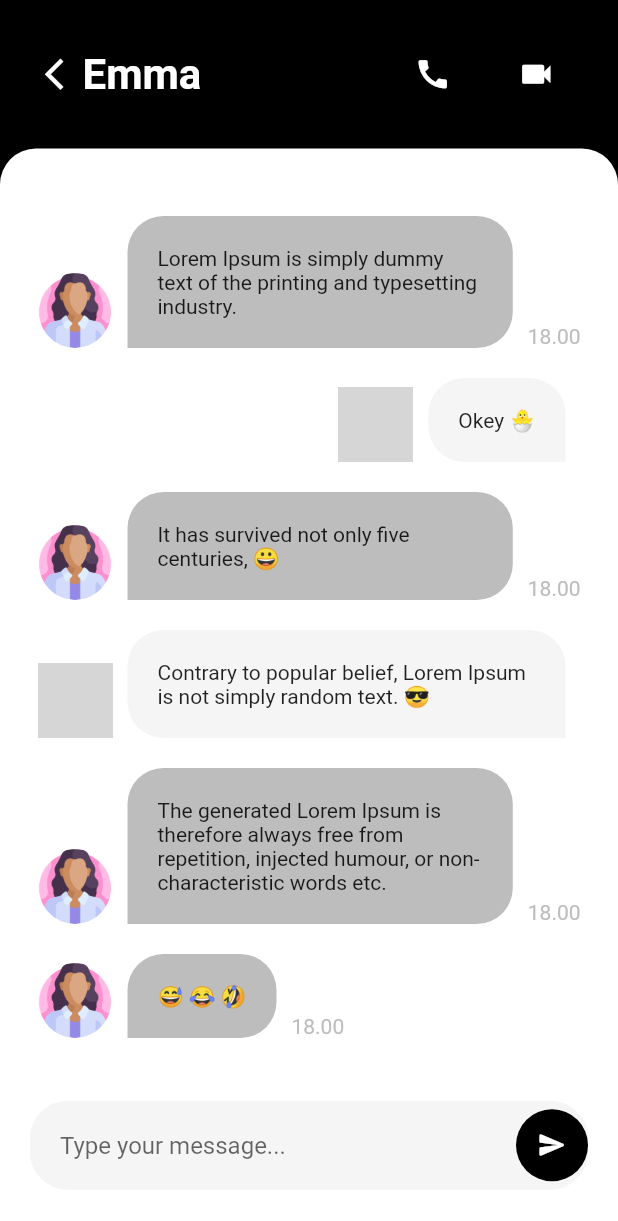
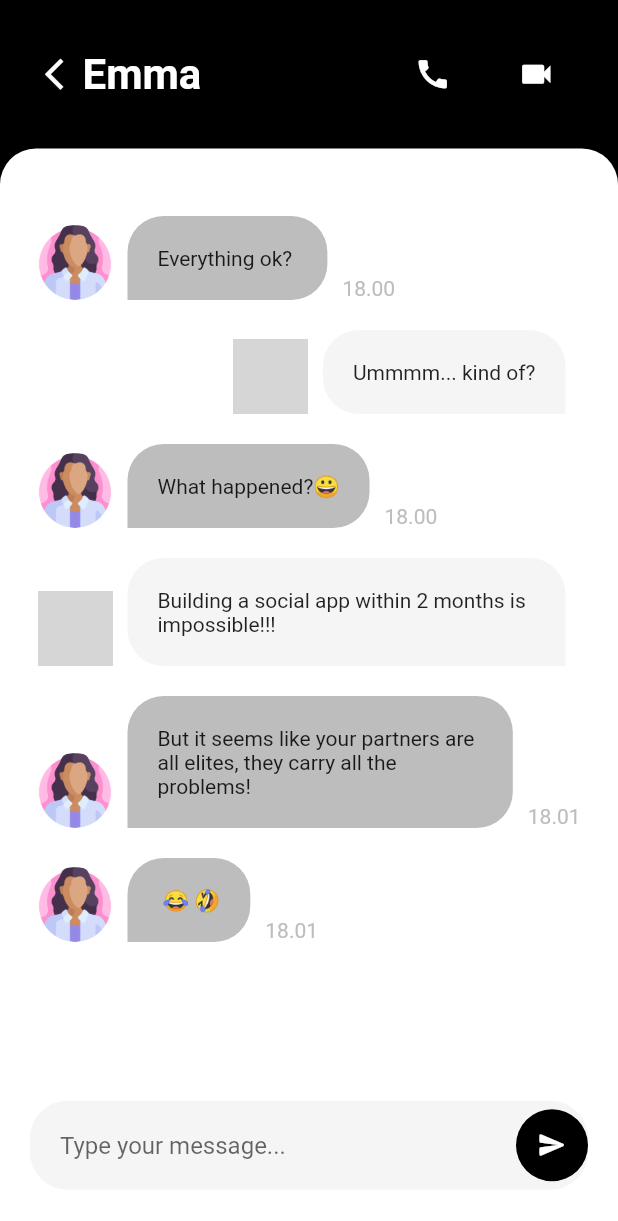
Before and after one commit to ychia112/TAxt_SocialMedia, a Flutter app: the ChatPage screen opened directly, on a phone screen of 412 x 824 dp. Shown: the top 1221 px of the screen. Run offline on Flutter 3.47's test engine with Material 2 defaults, Android fonts, the phone set to English and light mode, and no system bars; our stand-ins replace flutter_dotenv, google_fonts, google_nav_bar, slider_button; missing offline and left inert: walletconnect_dart, web3dart; grey boxes are pictures that could not be loaded.

Commit message:
0225 chat page update

```diff
--- a/lib/pages/chat.dart
+++ b/lib/pages/chat.dart
@@ -253,38 +253,38 @@ class _ChatPageState extends State<ChatPage> {
               avatar: 'assets/images/5.png',
               chat: 1,
               message:
-                'Lorem Ipsum is simply dummy text of the printing and typesetting industry.',
+                'Everything ok? ',
               time: '18.00',
             ),
             _itemChat(
               chat: 0,
-              message: 'Okey 🐣',
+              message: 'Ummmm... kind of?',
               time: '18.00',
             ),
             _itemChat(
               avatar: 'assets/images/5.png',
               chat: 1,
-              message: 'It has survived not only five centuries, 😀',
+              message: 'What happened?😀',
               time: '18.00',
             ),
             _itemChat(
               chat: 0,
               message:
-                'Contrary to popular belief, Lorem Ipsum is not simply random text. 😎',
+                'Building a social app within 2 months is impossible!!!',
               time: '18.00',
             ),
             _itemChat(
               avatar: 'assets/images/5.png',
               chat: 1,
               message:
-                'The generated Lorem Ipsum is therefore always free from repetition, injected humour, or non-characteristic words etc.',
-              time: '18.00',
+                'But it seems like your partners are all elites, they carry all the problems!',
+              time: '18.01',
             ),
             _itemChat(
               avatar: 'assets/images/5.png',
               chat: 1,
-              message: '😅 😂 🤣',
-              time: '18.00',
+              message: ' 😂 🤣',
+              time: '18.01',
             ),
           ],
         ),
```
